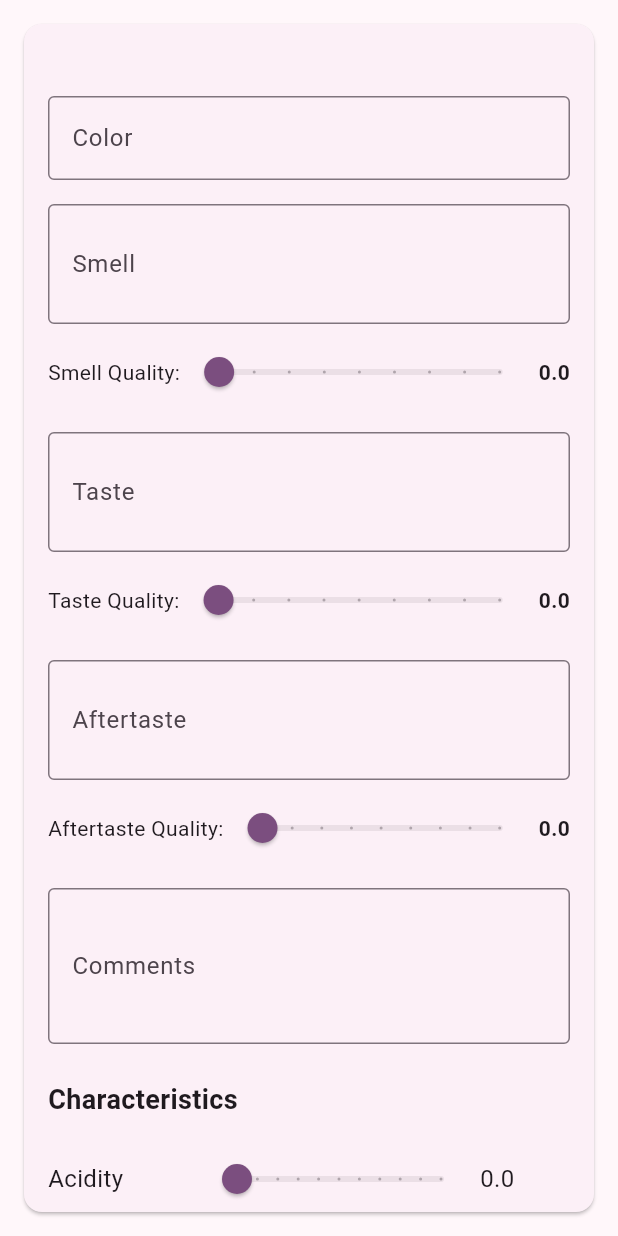
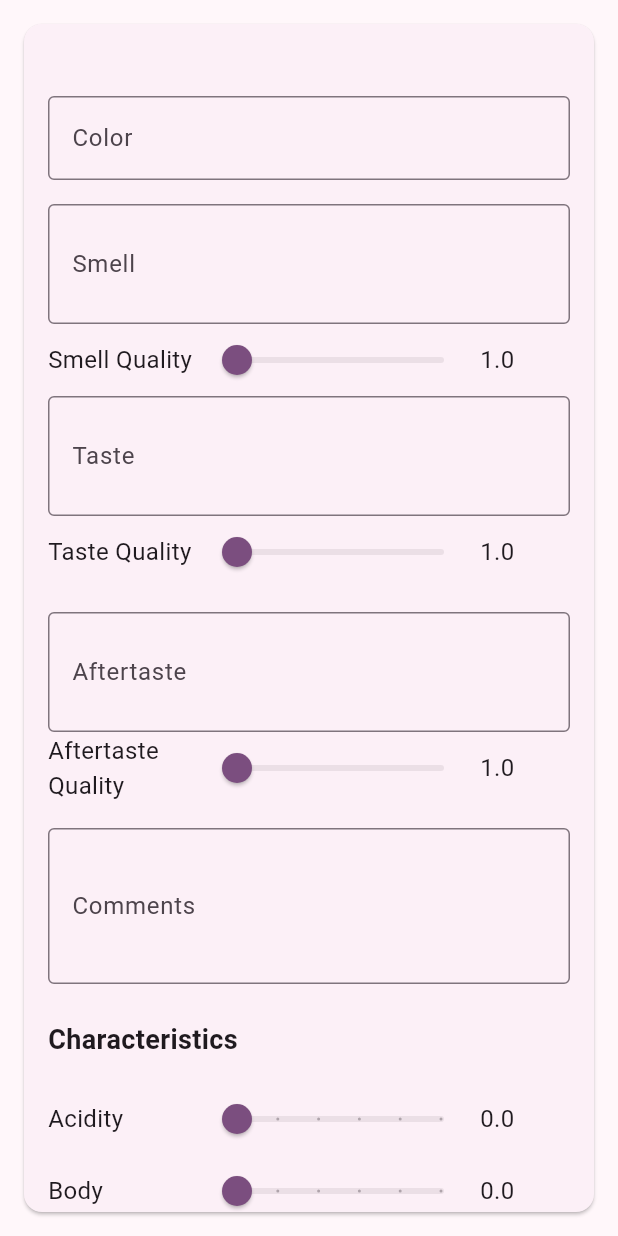
Before and after one commit to johan-axel/blindtaster, a Flutter app: the WineCard widget shown alone on an empty page, opened directly with empty values, on a phone screen of 412 x 824 dp. Run offline on Flutter 3.47's test engine with Material 3 defaults, Android fonts, the phone set to English and light mode, and no system bars; our stand-ins replace hive, hive_flutter, share_plus; accounts and stored records are empty; generated files the repository leaves out were written again.

Commit message:
Refactor sliders in wine card

```diff
--- a/lib/widgets/wine_card.dart
+++ b/lib/widgets/wine_card.dart
@@ -210,30 +210,10 @@ class _WineCardState extends State<WineCard> {
               ),
             ],
             if (_settings.showSmellQuality) ...[
-              const SizedBox(height: 8),
-              Row(
-                children: [
-                  const Text('Smell Quality:', style: TextStyle(fontSize: 14)),
-                  Expanded(
-                      child: Slider(
-                        value: widget.wine.smellQuality ?? 3.0,
-                        min: 1.0,
-                        max: 5.0,
-                        divisions: 8,
-                        label: (widget.wine.smellQuality ?? 3.0).toStringAsFixed(1),
-                        onChanged: (value) {
-                          setState(() {
-                            widget.wine.smellQuality = value;
-                          });
-                          _onFieldChanged();
-                        },
-                      ),
-                    ),
-                    Text((widget.wine.smellQuality ?? 3.0).toStringAsFixed(1),
-                         style: const TextStyle(fontWeight: FontWeight.bold)),
-                  ],
-                ),
-              const SizedBox(height: 16),
+              _buildSlider('Smell Quality', widget.wine.smellQuality, (value) {
+                setState(() => widget.wine.smellQuality = value);
+                _onFieldChanged();
+              }, true),
             ],
             if (_settings.showTaste) ...[
               TextFormField(
@@ -250,29 +230,10 @@ class _WineCardState extends State<WineCard> {
               ),
             ],
             if (_settings.showTasteQuality) ...[
-                const SizedBox(height: 8),
-                Row(
-                  children: [
-                    const Text('Taste Quality:', style: TextStyle(fontSize: 14)),
-                    Expanded(
-                      child: Slider(
-                        value: widget.wine.tasteQuality ?? 3.0,
-                        min: 1.0,
-                        max: 5.0,
-                        divisions: 8,
-                        label: (widget.wine.tasteQuality ?? 3.0).toStringAsFixed(1),
-                        onChanged: (value) {
-                          setState(() {
-                            widget.wine.tasteQuality = value;
-                          });
-                          _onFieldChanged();
-                        },
-                      ),
-                    ),
-                    Text((widget.wine.tasteQuality ?? 3.0).toStringAsFixed(1),
-                         style: const TextStyle(fontWeight: FontWeight.bold)),
-                  ],
-                ),
+              _buildSlider('Taste Quality', widget.wine.tasteQuality, (value) {
+                setState(() => widget.wine.tasteQuality = value);
+                _onFieldChanged();
+              }, true),
             ],
             const SizedBox(height: 16),
             if (_settings.showAftertaste) ...[
@@ -290,29 +251,10 @@ class _WineCardState extends State<WineCard> {
               ),
             ],
             if (_settings.showAftertasteQuality) ...[
-                const SizedBox(height: 8),
-                Row(
-                  children: [
-                    const Text('Aftertaste Quality:', style: TextStyle(fontSize: 14)),
-                    Expanded(
-                      child: Slider(
-                        value: widget.wine.aftertasteQuality ?? 3.0,
-                        min: 1.0,
-                        max: 5.0,
-                        divisions: 8,
-                        label: (widget.wine.aftertasteQuality ?? 3.0).toStringAsFixed(1),
-                        onChanged: (value) {
-                          setState(() {
-                            widget.wine.aftertasteQuality = value;
-                          });
-                          _onFieldChanged();
-                        },
-                      ),
-                    ),
-                    Text((widget.wine.aftertasteQuality ?? 3.0).toStringAsFixed(1),
-                         style: const TextStyle(fontWeight: FontWeight.bold)),
-                  ],
-                ),
+              _buildSlider('Aftertaste Quality', widget.wine.aftertasteQuality, (value) {
+                setState(() => widget.wine.aftertasteQuality = value);
+                _onFieldChanged();
+              }, true),
             ],
             const SizedBox(height: 16),
             if (_settings.showComments) ...[
@@ -336,51 +278,29 @@ class _WineCardState extends State<WineCard> {
                 _buildSlider('Acidity', widget.wine.acidity, (value) {
                   setState(() => widget.wine.acidity = value);
                   _onFieldChanged();
-                }),
+                }, false),
                 _buildSlider('Body', widget.wine.body, (value) {
                   setState(() => widget.wine.body = value);
                   _onFieldChanged();
-                }),
+                }, false),
                 _buildSlider('Fruit', widget.wine.fruit, (value) {
                   setState(() => widget.wine.fruit = value);
                   _onFieldChanged();
-                }),
+                }, false),
                 _buildSlider('Sweetness', widget.wine.sweetness, (value) {
                   setState(() => widget.wine.sweetness = value);
                   _onFieldChanged();
-                }),
+                }, false),
                 _buildSlider('Tannins', widget.wine.tannins, (value) {
                   setState(() => widget.wine.tannins = value);
                   _onFieldChanged();
-                }),
+                }, false),
             ],
             if (_settings.showRating) ...[
-              const SizedBox(height: 24),
-              const Text('Overall Rating', style: TextStyle(fontSize: 18, fontWeight: FontWeight.bold)),
-              Row(
-                children: [
-                  Expanded(
-                    child: Slider(
-                      value: widget.wine.rating,
-                      min: _settings.minRating!,
-                      max: _settings.maxRating!,
-                      divisions: _settings.ratingSteps!,
-                      label: widget.wine.rating.toStringAsFixed(1),
-                      onChanged: (value) {
-                        setState(() => widget.wine.rating = value);
-                        _onFieldChanged();
-                      },
-                    ),
-                  ),
-                  SizedBox(
-                    width: 60,
-                    child: Text(
-                      widget.wine.rating.toStringAsFixed(1),
-                      style: const TextStyle(fontSize: 16),
-                    ),
-                  ),
-                ],
-              ),
+              _buildSlider('Overall Rating', widget.wine.rating, (value) {
+                setState(() => widget.wine.rating = value);
+                _onFieldChanged();
+              }, true),
             ],
           ],
         ),
@@ -388,7 +308,10 @@ class _WineCardState extends State<WineCard> {
     );
   }
 
-  Widget _buildSlider(String label, double value, ValueChanged<double> onChanged) {
+  Widget _buildSlider(String label, double? value, ValueChanged<double> onChanged, bool useSettings) {
+    // If value is null or 0, use the minimum rating from settings
+    final effectiveValue = (value ?? 0) <= 0 && useSettings ? _settings.minRating! : value!;
+
     return Row(
       children: [
         SizedBox(
@@ -397,18 +320,24 @@ class _WineCardState extends State<WineCard> {
         ),
         Expanded(
           child: Slider(
-            value: value,
-            min: 0.0,
-            max: 5.0,
-            divisions: 10,
-            label: value.toStringAsFixed(1),
-            onChanged: onChanged,
+            value: effectiveValue,
+            min: useSettings ? _settings.minRating! : 0,
+            max: useSettings ? _settings.maxRating! : 5,
+            divisions: useSettings ? _settings.ratingSteps! : 5,
+            label: effectiveValue.toStringAsFixed(1),
+            onChanged: (newValue) {
+              // If the value was null or 0, update it immediately
+              if ((value ?? 0) <= 0) {
+                onChanged(effectiveValue);
+              }
+              onChanged(newValue);
+            },
           ),
         ),
         SizedBox(
           width: 60,
           child: Text(
-            value.toStringAsFixed(1),
+            effectiveValue.toStringAsFixed(1),
             style: const TextStyle(fontSize: 16),
           ),
         ),
```
Also changed, not shown: 1 other file.
